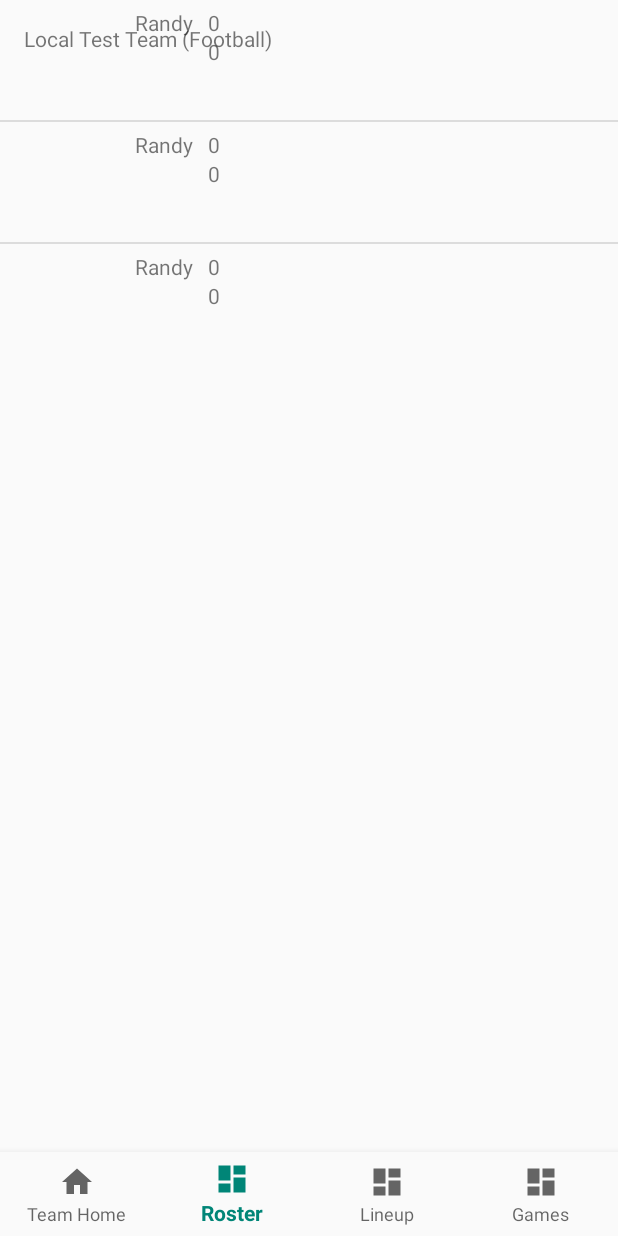
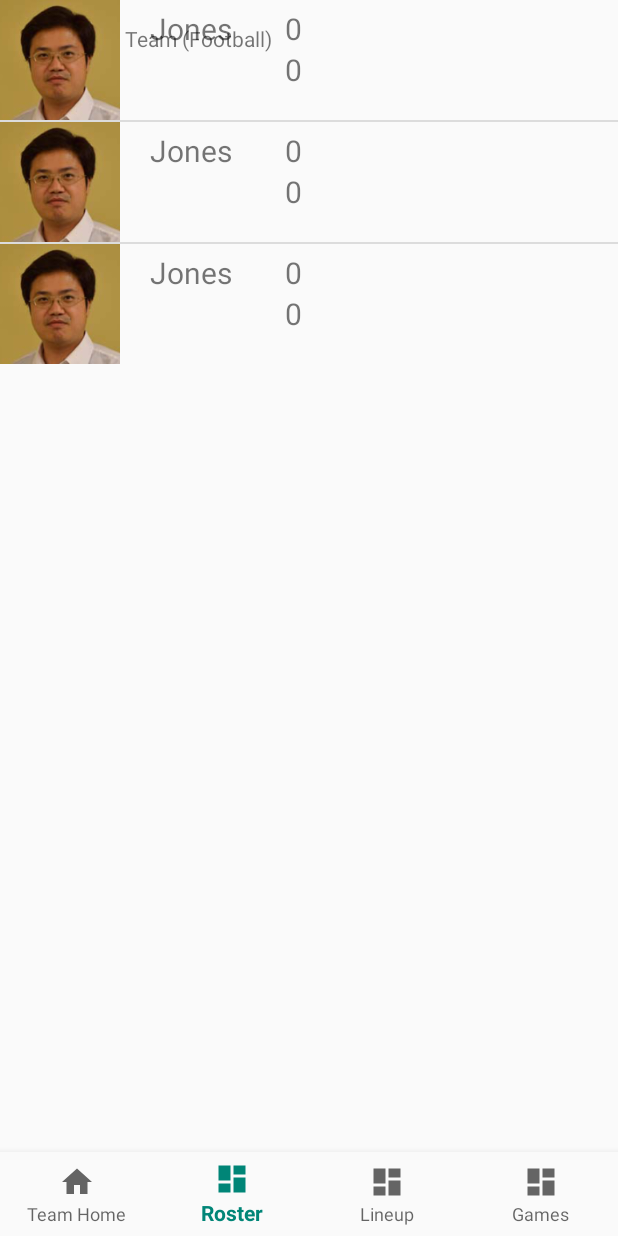
Before and after one commit to khawajaw/SportsManager, an Android app: the TeamHomeActivity screen opened directly, with no data from a screen before it, item 2 of the bottom bar chosen, on a phone screen of 412 x 824 dp. Run offline under Robolectric (Android 15) with nearby library versions, the phone set to English and light mode, and no system bars; our stand-ins replace Firebase (no records; nobody signed in at launch, a user with empty details on screens opened directly).

Commit message:
Roster changes and player picture

```diff
--- a/app/src/main/java/edu/wit/comp3660/sportsmanager/DataEntities/Player.java
+++ b/app/src/main/java/edu/wit/comp3660/sportsmanager/DataEntities/Player.java
@@ -1,9 +1,19 @@
 package edu.wit.comp3660.sportsmanager.DataEntities;
+import android.content.Context;
 import android.graphics.*;
+
+import edu.wit.comp3660.sportsmanager.R;
 
 public class Player {
     public Bitmap image;
     public String name;
     public int weight;
     public int height;
+
+    private Context context;
+
+    public Player(Context current) {
+        this.context = current;
+        image = BitmapFactory.decodeResource(context.getResources(), R.drawable.jones);
+    }
 }
--- a/app/src/main/java/edu/wit/comp3660/sportsmanager/ListAdapters/RosterListAdapter.java
+++ b/app/src/main/java/edu/wit/comp3660/sportsmanager/ListAdapters/RosterListAdapter.java
@@ -5,6 +5,7 @@ import android.view.LayoutInflater;
 import android.view.View;
 import android.view.ViewGroup;
 import android.widget.ArrayAdapter;
+import android.widget.Button;
 import android.widget.ImageButton;
 import android.widget.ImageView;
 import android.widget.TextView;
@@ -23,7 +24,7 @@ public class RosterListAdapter extends ArrayAdapter<Player> {
     }
 
     public View getView(int position, View convertView, ViewGroup parent) {
-        Player player = (Player)getItem(position);
+        Player player = getItem(position);
 
         View view = mInflater.inflate(R.layout.roster_player_item, null);
 
@@ -45,18 +46,7 @@ public class RosterListAdapter extends ArrayAdapter<Player> {
         // set player height
         TextView playerHeight;
         playerHeight = view.findViewById(R.id.player_height);
-        playerHeight.setText(String.valueOf(player.height));
-
-        // remove imageButton
-        /*ImageButton removeBtn;
-        removeBtn = view.findViewById(R.id.remove_btn);
-        removeBtn.setOnClickListener(new View.OnClickListener() {
-            @Override
-            public void onClick(View view) {
-                // create notification to ensure user wants to remove player?
-                // remove player from roster?
-            }
-        });*/
+        playerHeight.setText(String.valueOf(player.weight));
 
         return view;
     }
--- a/app/src/main/java/edu/wit/comp3660/sportsmanager/RosterFragment.java
+++ b/app/src/main/java/edu/wit/comp3660/sportsmanager/RosterFragment.java
@@ -29,8 +29,8 @@ public class RosterFragment extends Fragment {
         Team currentTeam = LoadedData.getCurrentTeam();
 
         final List<Player> current_roster = currentTeam.getRoster();
-        Player rando = new Player();
-        rando.name = "Randy";
+        Player rando = new Player(getActivity());
+        rando.name = "Jones";
         current_roster.add(rando);
 
         RosterListAdapter adapter = new RosterListAdapter(getActivity(), 0, current_roster);
--- a/app/src/main/java/edu/wit/comp3660/sportsmanager/TeamHomeActivity.java
+++ b/app/src/main/java/edu/wit/comp3660/sportsmanager/TeamHomeActivity.java
@@ -15,15 +15,16 @@ import edu.wit.comp3660.sportsmanager.DataEntities.LoadedData;
 
 public class TeamHomeActivity extends AppCompatActivity {
     private TextView mTextMessage;
-    private FragmentManager fm;
-    private FragmentTransaction ft;
-    private Fragment selectedFragment;
 
     private BottomNavigationView.OnNavigationItemSelectedListener onNavigationItemSelectedListener
             = new BottomNavigationView.OnNavigationItemSelectedListener() {
 
         @Override
         public boolean onNavigationItemSelected(@NonNull MenuItem item) {
+            FragmentManager fm;
+            FragmentTransaction ft;
+            Fragment selectedFragment;
+
             switch (item.getItemId()) {
                 case R.id.team_home_nav_button:
                     mTextMessage.setText(LoadedData.getCurrentTeam().toString());
@@ -32,7 +33,7 @@ public class TeamHomeActivity extends AppCompatActivity {
                     fm = getSupportFragmentManager();
                     ft = fm.beginTransaction();
                     selectedFragment = new RosterFragment();
-                    ft.replace(R.id.team_home_frame, selectedFragment);
+                    ft.add(R.id.team_home_frame, selectedFragment);
                     ft.commit();
                     return true;
                 case R.id.lineup_nav_button:
--- a/app/src/main/res/layout/roster_player_item.xml
+++ b/app/src/main/res/layout/roster_player_item.xml
@@ -2,33 +2,35 @@
 <LinearLayout
     xmlns:android="http://schemas.android.com/apk/res/android"
     android:layout_width="fill_parent"
-    android:layout_height="fill_parent" >
+    android:layout_height="fill_parent"
+    android:orientation="horizontal">
 
     <ImageView
         android:id="@+id/player_image"
         android:layout_width="80dip"
         android:layout_height="80dip"
-        android:contentDescription="player image" />
+        android:contentDescription="@string/player_image"/>
 
     <LinearLayout
         android:layout_width="wrap_content"
-        android:layout_height="wrap_content"
-        android:paddingLeft="10dp"
+        android:layout_height="match_parent"
+        android:paddingLeft="20dp"
         android:paddingTop="5dp"
-        android:orientation="vertical" >
+        android:orientation="vertical">
 
         <TextView
             android:id="@+id/player_name"
             android:layout_width="wrap_content"
             android:layout_height="wrap_content"
-            android:textSize="14sp"/>
+            android:layout_gravity="center"
+            android:textSize="20sp"/>
 
     </LinearLayout>
 
     <LinearLayout
         android:layout_width="wrap_content"
         android:layout_height="wrap_content"
-        android:paddingLeft="10dp"
+        android:paddingLeft="35dp"
         android:paddingTop="5dp"
         android:orientation="vertical" >
 
@@ -36,19 +38,30 @@
             android:id="@+id/player_weight"
             android:layout_width="wrap_content"
             android:layout_height="wrap_content"
-            android:textSize="14sp"/>
+            android:textSize="20sp"/>
 
         <TextView
             android:id="@+id/player_height"
             android:layout_width="wrap_content"
             android:layout_height="wrap_content"
-            android:textSize="14sp"/>
+            android:textSize="20sp"/>
 
     </LinearLayout>
 
-    <!--<ImageButton
-        android:id="@+id/remove_btn"
+    <!-- <LinearLayout
         android:layout_width="wrap_content"
-        android:layout_height="wrap_content" /> -->
+        android:layout_height="match_parent"
+        android:orientation="vertical"
+        android:paddingLeft="40dp"
+        android:paddingTop="5dp">
+
+        <Button
+            android:id="@+id/remove_btn"
+            android:layout_width="wrap_content"
+            android:layout_height="wrap_content"
+            android:layout_gravity="center"
+            android:text="@string/remove"/>
+
+    </LinearLayout> -->
 
 </LinearLayout>
--- a/app/src/main/res/values/strings.xml
+++ b/app/src/main/res/values/strings.xml
@@ -15,4 +15,8 @@
 
     <string name="new_team">New Team</string>
     <string name="team_name">Team Name</string>
+
+    <!-- roster -->
+    <string name="player_image">player image</string>
+    <string name="remove">Remove</string>
 </resources>
```
Also changed, not shown: app/src/main/res/drawable/jones.png (added).
